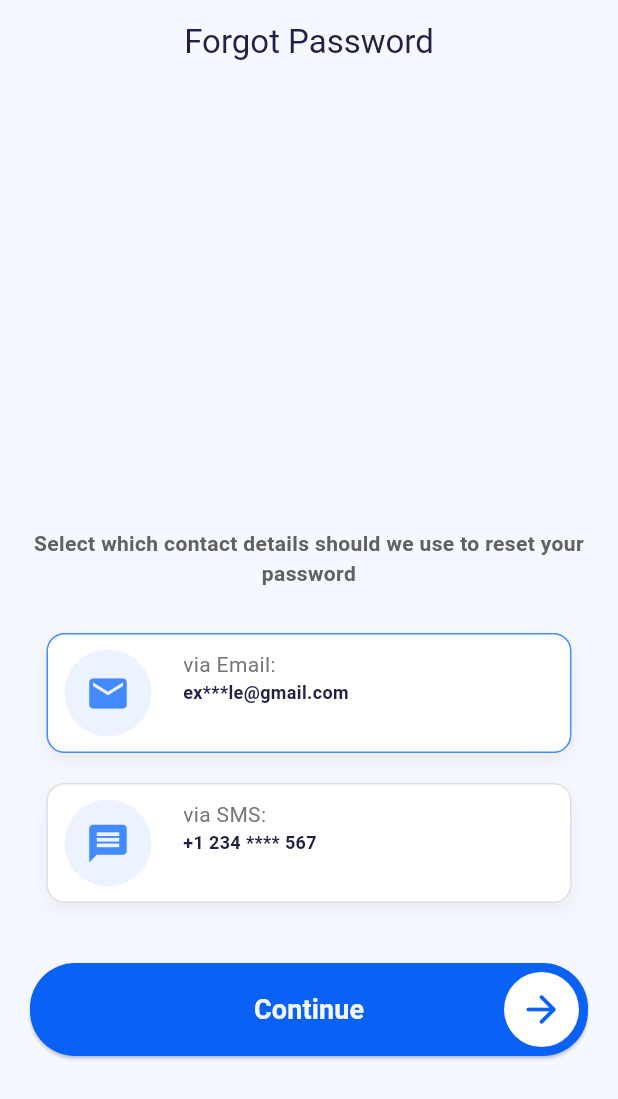
After one commit to shahin758/telead, a Flutter app: the SelectionScreen screen opened directly, on a phone screen of 412 x 824 dp. The commit adds this screen. Shown: the top 1099 px of the screen. Run offline on Flutter 3.47's test engine with Material 3 defaults, Android fonts, the phone set to English and light mode, and no system bars; our stand-ins replace flutter_svg; Roboto replaces fonts that are missing (Jost).

Commit message:
create forgot password screen

```diff
--- a/lib/core/theme/themes.dart
+++ b/lib/core/theme/themes.dart
@@ -1,4 +1,5 @@
 import 'package:flutter/material.dart';
+
 import '../constants/app_fonts.dart';
 import 'colors.dart';
 import 'text_styles.dart';
--- a/lib/core/widgets/password_text_form_field.dart
+++ b/lib/core/widgets/password_text_form_field.dart
@@ -1,4 +1,5 @@
 import 'package:flutter/material.dart';
+
 import '../functions/validation.dart';
 
 class PasswordTextFormField extends StatefulWidget {
--- /dev/null
+++ b/lib/features/auth/pages/forgot_password.dart
@@ -0,0 +1,115 @@
+import 'package:flutter/material.dart';
+import '../../../core/theme/text_styles.dart';
+import '../../../core/widgets/main_button.dart';
+
+class SelectionScreen extends StatefulWidget {
+  const SelectionScreen({super.key});
+
+  @override
+  SelectionScreenState createState() => SelectionScreenState();
+}
+
+class SelectionScreenState extends State<SelectionScreen> {
+  int selectedOption = 0;
+
+  @override
+  Widget build(BuildContext context) {
+    return Scaffold(
+      appBar: AppBar(title: Text("Forgot Password")),
+      body: Padding(
+        padding: const EdgeInsets.all(20.0),
+
+        child: Column(
+          mainAxisAlignment: MainAxisAlignment.end,
+          // crossAxisAlignment: CrossAxisAlignment.center,
+          children: [
+            // center content
+            Text(
+              "Select which contact details should we use to reset your password",
+              textAlign: TextAlign.center,
+              style: TextStyles.caption1.copyWith(color: Colors.grey[700]),
+            ),
+            SizedBox(height: 30),
+
+            // Card for Email
+            _buildSelectionCard(
+              index: 0,
+              icon: Icons.email,
+              title: "via Email:",
+              value: "ex***le@gmail.com",
+            ),
+
+            SizedBox(height: 20),
+
+            // Card for SMS
+            _buildSelectionCard(
+              index: 1,
+              icon: Icons.message,
+              title: "via SMS:",
+              value: "+1 234 **** 567",
+            ),
+            SizedBox(height: 40),
+            MainButton(text: "Continue", onPressed: () {}),
+            SizedBox(height: 100),
+          ],
+        ),
+      ),
+    );
+  }
+
+  Widget _buildSelectionCard({
+    required int index,
+    required IconData icon,
+    required String title,
+    required String value,
+  }) {
+    bool isSelected = selectedOption == index;
+
+    return GestureDetector(
+      onTap: () => setState(() => selectedOption = index),
+      child: Container(
+        height: 80,
+        width: 350,
+        padding: EdgeInsets.all(10),
+        decoration: BoxDecoration(
+          color: Colors.white,
+          borderRadius: BorderRadius.circular(12),
+          border: Border.all(
+            color: isSelected ? Colors.blueAccent : Colors.grey[300]!,
+            width: 1,
+          ),
+          boxShadow: [
+            BoxShadow(
+              color: Colors.black.withOpacity(0.05),
+              blurRadius: 10,
+              offset: Offset(0, 5),
+            ),
+          ],
+        ),
+        child: Row(
+          children: [
+            CircleAvatar(
+              radius: 30,
+              backgroundColor: Colors.blueAccent.withOpacity(0.1),
+              child: Icon(icon, color: Colors.blueAccent, size: 30),
+            ),
+            SizedBox(width: 20),
+            Column(
+              crossAxisAlignment: CrossAxisAlignment.start,
+              children: [
+                Text(
+                  title,
+                  style: TextStyle(color: Colors.grey[600], fontSize: 14),
+                ),
+                Text(
+                  value,
+                  style: TextStyle(fontWeight: FontWeight.bold, fontSize: 12),
+                ),
+              ],
+            ),
+          ],
+        ),
+      ),
+    );
+  }
+}
--- a/lib/features/auth/pages/login_screen.dart
+++ b/lib/features/auth/pages/login_screen.dart
@@ -1,5 +1,7 @@
 import 'package:flutter/material.dart';
 import 'package:flutter_svg/svg.dart';
+import '../../../core/functions/navigation.dart';
+import 'forgot_password.dart';
 import '../../../core/constants/app_images.dart';
 import '../../../core/functions/validation.dart';
 import '../../../core/theme/colors.dart';
@@ -102,7 +104,9 @@ class _LoginScreenState extends State<LoginScreen> {
                       Align(
                         alignment: AlignmentGeometry.centerRight,
                         child: TextButton(
-                          onPressed: () {},
+                          onPressed: () {
+                            pushTo(context, SelectionScreen());
+                          },
                           child: Text(
                             "Forgot Password",
                             style: TextStyles.caption1,
--- a/lib/features/intro/splash_screen.dart
+++ b/lib/features/intro/splash_screen.dart
@@ -1,4 +1,5 @@
 import 'package:flutter/material.dart';
+
 import '../../core/constants/app_images.dart';
 import '../../core/functions/navigation.dart';
 import '../../core/theme/colors.dart';
--- a/lib/main.dart
+++ b/lib/main.dart
@@ -1,8 +1,8 @@
 import 'dart:io';
 
 import 'package:flutter/material.dart';
+
 import 'core/theme/themes.dart';
-
 import 'features/intro/splash_screen.dart';
 
 void main() {
```
